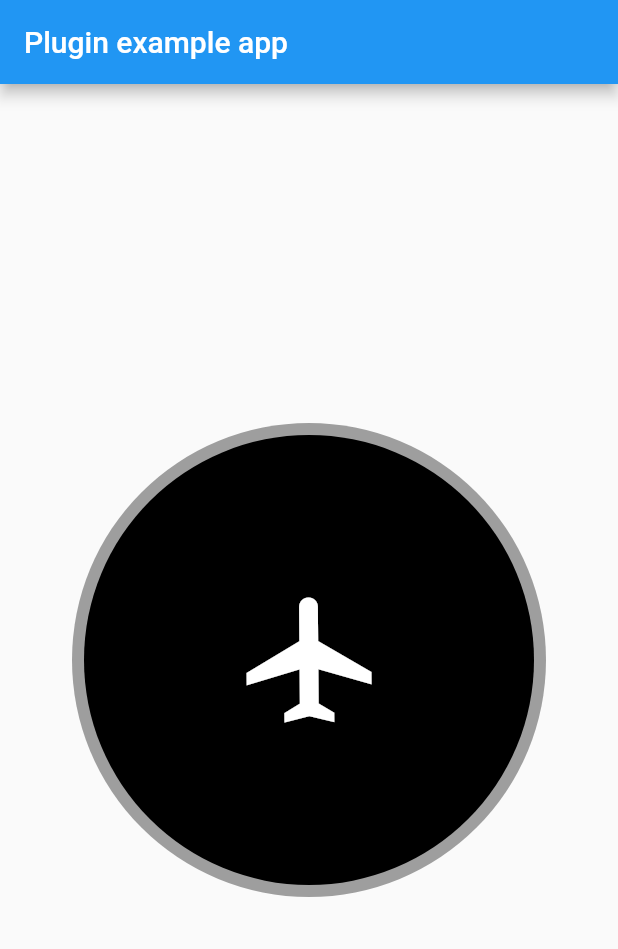
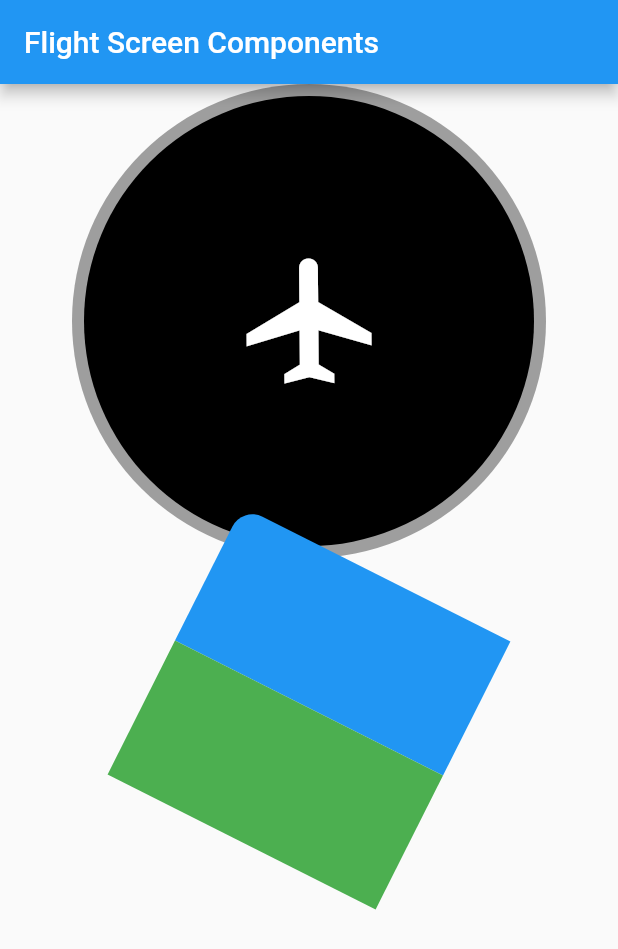
Before and after one commit to harunkurtme/fly_screens, a Flutter app: the screen it shows after launch, on a phone screen of 412 x 824 dp. Shown: the top 949 px of the screen. Run offline on Flutter 3.47's test engine with Material 2 defaults, Android fonts, the phone set to English and light mode, and no system bars.

Commit message:
changed gyro_position added animatedcontainer and decoration

```diff
--- a/example/lib/main.dart
+++ b/example/lib/main.dart
@@ -2,6 +2,7 @@ import 'package:flutter/material.dart';
 import 'dart:async';
 
 import 'package:flutter/services.dart';
+import 'package:fly_screens/core/gyro_position.dart';
 import 'package:fly_screens/fly_screens.dart';
 import 'package:fly_screens/product/compass_screen.dart';
 
@@ -30,12 +31,12 @@ class _MyAppState extends State<MyApp> {
     String platformVersion;
     // Platform messages may fail, so we use a try/catch PlatformException.
     // We also handle the message potentially returning null.
-    try {
-      platformVersion =
-          await FlyScreens.platformVersion ?? 'Unknown platform version';
-    } on PlatformException {
-      platformVersion = 'Failed to get platform version.';
-    }
+    // try {
+    //   platformVersion =
+    //       await FlyScreens.platformVersion ?? 'Unknown platform version';
+    // } on PlatformException {
+    //   platformVersion = 'Failed to get platform version.';
+    // }
 
     // If the widget was removed from the tree while the asynchronous platform
     // message was in flight, we want to discard the reply rather than calling
@@ -43,7 +44,7 @@ class _MyAppState extends State<MyApp> {
     if (!mounted) return;
 
     setState(() {
-      _platformVersion = platformVersion;
+      // _platformVersion = platformVersion;
     });
   }
 
@@ -52,10 +53,19 @@ class _MyAppState extends State<MyApp> {
     return MaterialApp(
       home: Scaffold(
         appBar: AppBar(
-          title: const Text('Plugin example app'),
+
+          title: const Text('Flight Screen Components'),
         ),
-        body: Center(
-          child: CompassScreen(duration: Duration(milliseconds: 200))
+        body: SingleChildScrollView(
+          scrollDirection :Axis.vertical,
+          child: Center(
+            child: Column(
+              children: [
+                CompassScreen(duration: Duration(milliseconds: 200)),
+                GyroPosition()
+              ],
+            )
+          ),
         ),
       ),
     );
--- a/lib/core/gyro_position.dart
+++ b/lib/core/gyro_position.dart
@@ -1,10 +1,46 @@
 import 'package:flutter/material.dart';
+import 'dart:math' as math;
 
 class GyroPosition extends StatelessWidget {
   const GyroPosition({Key? key}) : super(key: key);
 
   @override
   Widget build(BuildContext context) {
-    return Container();
+    return Container(
+      child: AnimatedRotation(
+         duration: Duration(milliseconds: 100),
+      turns:  -(-14.25+ 10)*(math.pi)/180,
+      child: Stack(
+        children: [
+          Column(
+            mainAxisAlignment: MainAxisAlignment.center,
+            children: [
+              AnimatedContainer(
+                duration: Duration(milliseconds: 100),
+
+                decoration: BoxDecoration(
+                  color: Colors.blue,
+                  borderRadius: BorderRadius.only(
+                    topLeft: Radius.circular(15)
+                  )
+                ),
+                child: SizedBox(
+                  height: 100,
+                  width: 200,
+                    ),
+                  ),
+              AnimatedContainer(
+                duration: Duration(milliseconds: 100),
+                color: Colors.green,
+                child: SizedBox(
+                  height: 100,
+                  width: 200,
+                  ),
+                )
+            ],
+          ),
+        ],
+      ),),
+    );
   }
 }
```
